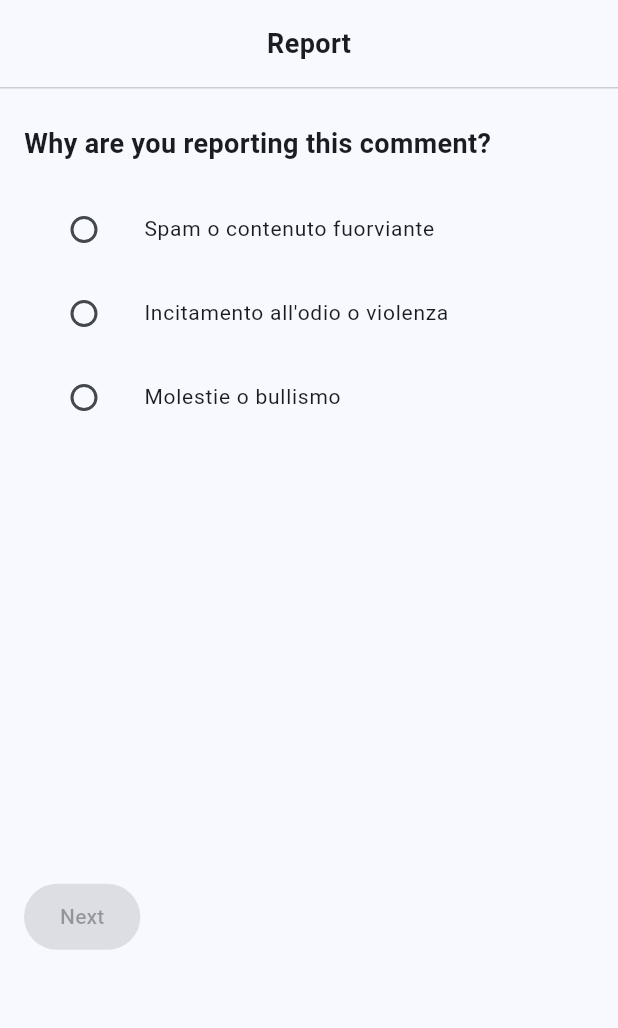
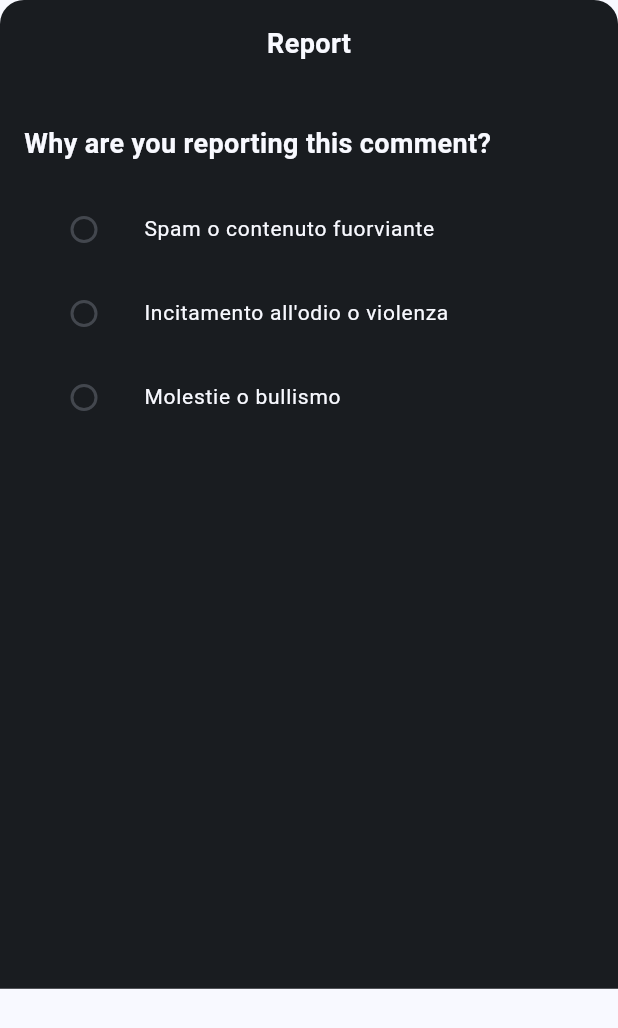
Before and after one commit to FabrizioBilleciUNICT/cdx_comments, a Flutter app: the ReportCommentBottomSheet widget shown alone on an empty page, opened directly with empty values, on a phone screen of 412 x 824 dp. Shown: the top 1028 px of the screen. Run offline on Flutter 3.47's test engine with Material 3 defaults, Android fonts, the phone set to English and light mode, and no system bars.

Commit message:
Update version to 0.0.2, add custom avatar support in comments and user actions, and improve styling in report and comment sheets.

```diff
--- a/lib/models/comments_app_actions.dart
+++ b/lib/models/comments_app_actions.dart
@@ -1,4 +1,6 @@
 import 'package:flutter/material.dart';
+import 'comment.dart';
+import 'user_info.dart';
 
 /// Callbacks for app-level actions like showing snackbars and dialogs.
 ///
@@ -27,6 +29,16 @@ abstract class CommentsAppActions {
     required String cancelText,
     required void Function(bool) onConfirm,
   });
+
+  /// Builds a custom avatar widget for the given [comment].
+  ///
+  /// Return `null` to fallback to the default avatar.
+  Widget? buildCommentAvatar(BuildContext context, Comment comment);
+
+  /// Builds a custom avatar widget for the current user (used in the input field).
+  ///
+  /// Return `null` to fallback to the default avatar.
+  Widget? buildUserAvatar(BuildContext context, UserInfo user);
 }
 
 /// Default implementation of [CommentsAppActions] using Flutter's standard widgets.
@@ -87,4 +99,10 @@ class DefaultCommentsAppActions implements CommentsAppActions {
       ),
     );
   }
+
+  @override
+  Widget? buildCommentAvatar(BuildContext context, Comment comment) => null;
+
+  @override
+  Widget? buildUserAvatar(BuildContext context, UserInfo user) => null;
 }
--- a/lib/report/sheet.dart
+++ b/lib/report/sheet.dart
@@ -55,7 +55,7 @@ class ReportCommentBottomSheet extends StatelessWidget {
         builder: (context, scrollController) {
           return Container(
               decoration: BoxDecoration(
-                color: commentsTheme.mainText,
+                color: commentsTheme.mainBackground,
                 borderRadius: commentsTheme.cardRadius,
               ),
               child: SafeArea(child: _content(context, loc))
@@ -73,10 +73,10 @@ class ReportCommentBottomSheet extends StatelessWidget {
             padding: const EdgeInsets.all(16.0),
             child: Text(
               loc.report,
-              style: commentsTextStyle.bold18(color: commentsTheme.mainBackground),
+              style: commentsTextStyle.bold18(color: commentsTheme.mainText),
             ),
           ),
-          LineDivider(color: commentsTheme.mainBackground.withOpacity(0.2)),
+          LineDivider(color: commentsTheme.minorText.withOpacity(0.2)),
           Expanded(
               child: Padding(
                   padding: const EdgeInsets.symmetric(vertical: 24, horizontal: 16),
@@ -112,14 +112,14 @@ class ReportCommentBottomSheet extends StatelessWidget {
         children: [
           Text(
             loc.q_report_comment,
-            style: commentsTextStyle.bold18(color: commentsTheme.mainBackground),
+            style: commentsTextStyle.bold18(color: commentsTheme.mainText),
           ),
           const SizedBox(height: 16),
           for (final reason in reportReasons)
             ListTile(
               title: Text(
                 reason.label,
-                style: commentsTextStyle.normal14(color: commentsTheme.mainBackground),
+                style: commentsTextStyle.normal14(color: commentsTheme.mainText),
               ),
               leading: Radio<ReportReason>(
                 value: reason,
@@ -152,7 +152,7 @@ class ReportCommentBottomSheet extends StatelessWidget {
       children: [
         Text(
           loc.q_report_user,
-          style: commentsTextStyle.bold18(color: commentsTheme.mainBackground),
+          style: commentsTextStyle.bold18(color: commentsTheme.mainText),
         ),
         const SizedBox(height: 16),
         CheckboxListTile(
@@ -160,7 +160,7 @@ class ReportCommentBottomSheet extends StatelessWidget {
           onChanged: provider.toggleReportUser,
           title: Text(
             loc.report_user,
-            style: commentsTextStyle.normal15(color: commentsTheme.mainBackground),
+            style: commentsTextStyle.normal15(color: commentsTheme.mainText),
           ),
         ),
         const SizedBox(height: 16),
@@ -169,7 +169,7 @@ class ReportCommentBottomSheet extends StatelessWidget {
           onChanged: provider.toggleBlockUser,
           title: Text(
             loc.block_user,
-            style: commentsTextStyle.normal15(color: commentsTheme.mainBackground),
+            style: commentsTextStyle.normal15(color: commentsTheme.mainText),
           ),
         ),
         const Spacer(),
--- a/pubspec.yaml
+++ b/pubspec.yaml
@@ -1,6 +1,6 @@
 name: cdx_comments
 description: A Flutter package for managing comments with support for replies, likes, reporting, and user blocking.
-version: 0.0.1
+version: 0.0.2
 homepage: https://github.com/FabrizioBilleciUNICT/cdx_comments
 repository: https://github.com/FabrizioBilleciUNICT/cdx_comments
 
```
Also changed, not shown: lib/widgets/comment_tile.dart (+69 -27 lines), lib/widgets/sheet.dart (+34 -12 lines), example/pubspec.lock.
